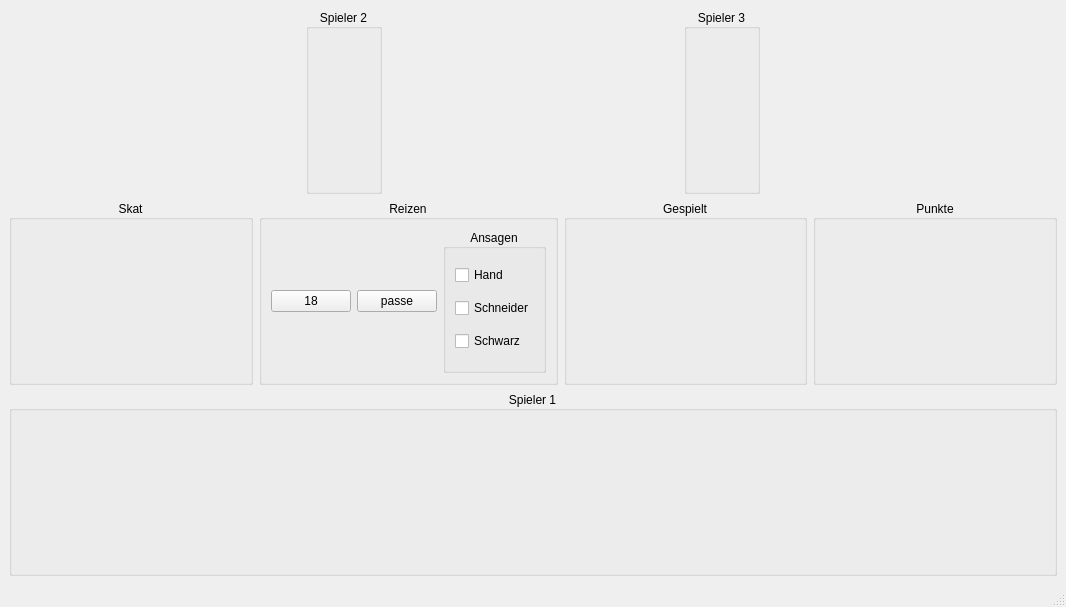
Above: src/table.ui from squawk7x/QuteSkatGame before the change. Below: the same form after it.
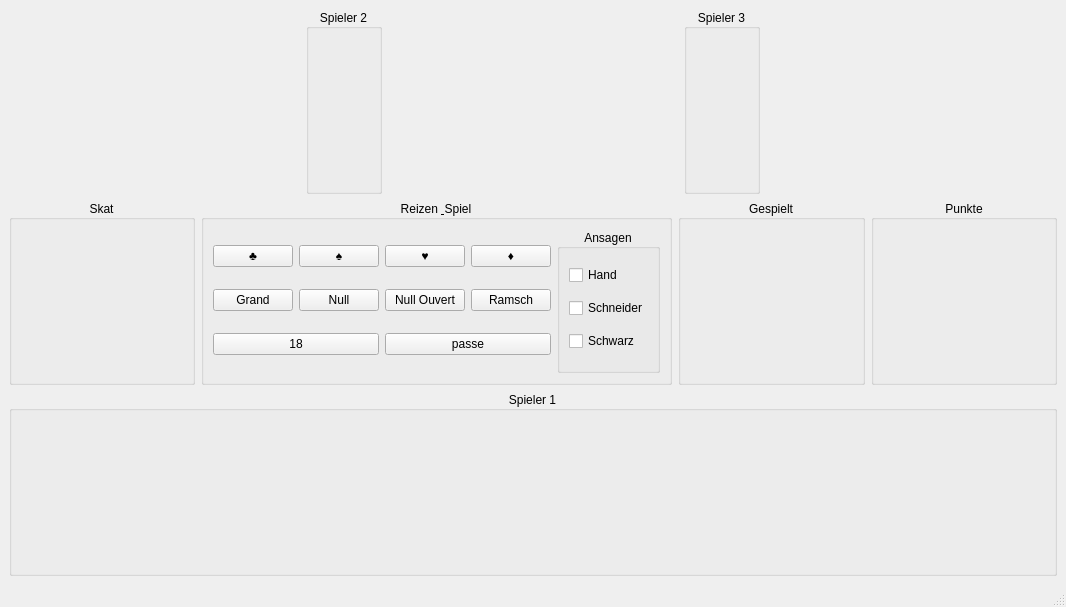
That is the form after the change.

Diff of the .ui file:
```diff
--- a/src/table.ui
+++ b/src/table.ui
@@ -93,25 +93,85 @@
       <item>
        <widget class="QGroupBox" name="gbReizen">
         <property name="title">
-         <string>Reizen</string>
+         <string>Reizen &amp; Spiel</string>
         </property>
         <property name="alignment">
          <set>Qt::AlignmentFlag::AlignCenter</set>
         </property>
         <layout class="QHBoxLayout" name="horizontalLayout_4">
          <item>
-          <widget class="QPushButton" name="pbSagen">
+          <layout class="QGridLayout" name="gridLayout">
+           <item row="2" column="0" colspan="2">
+            <widget class="QPushButton" name="pbReizen">
            <property name="text">
             <string>18</string>
            </property>
           </widget>
          </item>
-         <item>
+           <item row="1" column="3">
+            <widget class="QPushButton" name="pbRamsch">
+             <property name="text">
+              <string>Ramsch</string>
+             </property>
+            </widget>
+           </item>
+           <item row="1" column="2">
+            <widget class="QPushButton" name="pbNullOvert">
+             <property name="text">
+              <string>Null Ouvert</string>
+             </property>
+            </widget>
+           </item>
+           <item row="1" column="0">
+            <widget class="QPushButton" name="pbGrand">
+             <property name="text">
+              <string>Grand</string>
+             </property>
+            </widget>
+           </item>
+           <item row="0" column="2">
+            <widget class="QPushButton" name="pbHerz">
+             <property name="text">
+              <string>♥</string>
+             </property>
+            </widget>
+           </item>
+           <item row="0" column="0">
+            <widget class="QPushButton" name="pbKreuz">
+             <property name="text">
+              <string>♣</string>
+             </property>
+            </widget>
+           </item>
+           <item row="0" column="1">
+            <widget class="QPushButton" name="pbPik">
+             <property name="text">
+              <string>♠</string>
+             </property>
+            </widget>
+           </item>
+           <item row="1" column="1">
+            <widget class="QPushButton" name="pbNull">
+             <property name="text">
+              <string>Null</string>
+             </property>
+            </widget>
+           </item>
+           <item row="2" column="2" colspan="2">
           <widget class="QPushButton" name="pbPassen">
            <property name="text">
             <string>passe</string>
            </property>
           </widget>
+           </item>
+           <item row="0" column="3">
+            <widget class="QPushButton" name="pbDiamond">
+             <property name="text">
+              <string>♦</string>
+             </property>
+            </widget>
+           </item>
+          </layout>
          </item>
          <item>
           <widget class="QGroupBox" name="gbAnsagen">
```
Lines whose indentation alone changed are shown as unchanged.
